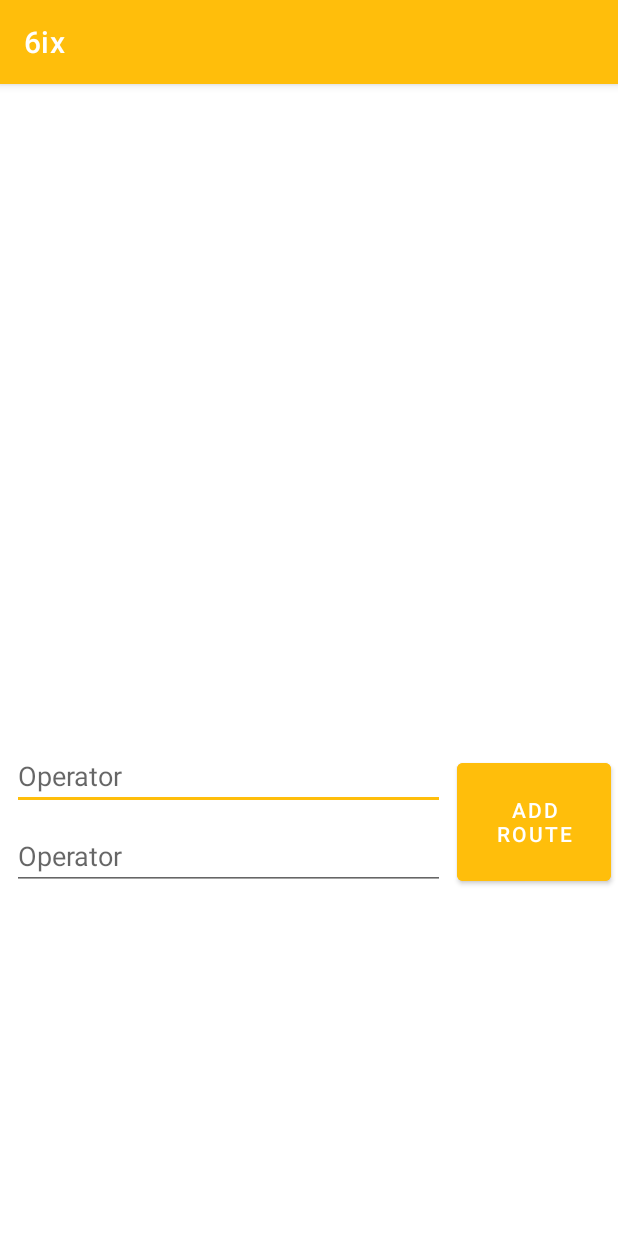
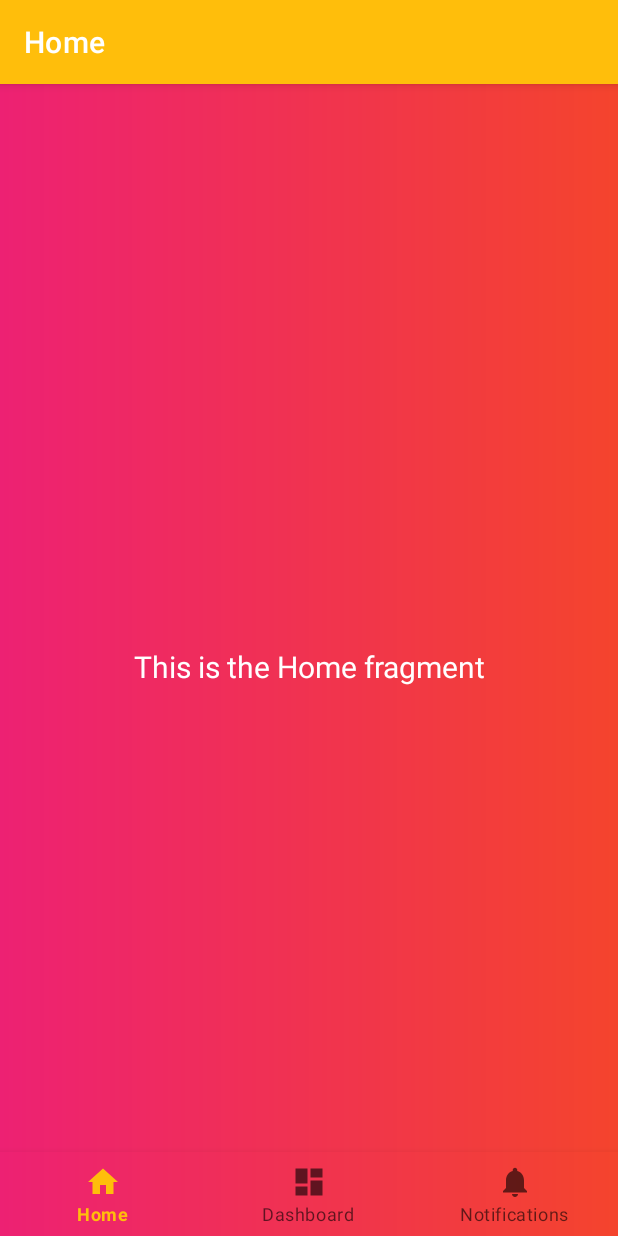
Before and after one commit to arunabhdas/platform6ix, an Android app: the screen it shows after launch (DashboardActivity), on a phone screen of 412 x 824 dp. Run offline under Robolectric (Android 15) with nearby library versions, the phone set to English and light mode, and no system bars; our stand-ins replace navigation-ui.

Commit message:
Created tab bar

```diff
--- a/platform6ix-android/app/src/main/AndroidManifest.xml
+++ b/platform6ix-android/app/src/main/AndroidManifest.xml
@@ -10,6 +10,7 @@
         android:theme="@style/Theme.Platform6ix">
         <activity
             android:name=".activities.DashboardActivity"
+            android:screenOrientation="portrait"
             android:exported="true">
             <intent-filter>
                 <action android:name="android.intent.action.MAIN" />
--- a/platform6ix-android/app/src/main/java/com/platform6ix/platform6ix/activities/DashboardActivity.kt
+++ b/platform6ix-android/app/src/main/java/com/platform6ix/platform6ix/activities/DashboardActivity.kt
@@ -2,11 +2,34 @@ package com.platform6ix.platform6ix.activities
 
 import androidx.appcompat.app.AppCompatActivity
 import android.os.Bundle
+import androidx.navigation.findNavController
+import androidx.navigation.ui.AppBarConfiguration
+import androidx.navigation.ui.setupActionBarWithNavController
+import androidx.navigation.ui.setupWithNavController
+import com.google.android.material.bottomnavigation.BottomNavigationView
 import com.platform6ix.platform6ix.R
 
 class DashboardActivity : AppCompatActivity() {
     override fun onCreate(savedInstanceState: Bundle?) {
         super.onCreate(savedInstanceState)
-        setContentView(R.layout.activity_routes)
+        setContentView(R.layout.activity_dashboard)
+
+        val navView: BottomNavigationView = findViewById(R.id.nav_view)
+
+        val navController = findNavController(R.id.nav_host_fragment)
+
+        // Pass each menuId as a set of Ids because each menu
+        // should be considered as a top level destination
+
+        val appBarConfiguration = AppBarConfiguration(
+            setOf(
+                R.id.navigation_home,
+                R.id.navigation_dashboard,
+                R.id.navigation_notifications
+            )
+        )
+        setupActionBarWithNavController(navController, appBarConfiguration)
+
+        navView.setupWithNavController(navController)
     }
 }
--- a/platform6ix-android/app/src/main/java/com/platform6ix/platform6ix/fragments/notifications/NotificationsFragment.kt
+++ b/platform6ix-android/app/src/main/java/com/platform6ix/platform6ix/fragments/notifications/NotificationsFragment.kt
@@ -25,10 +25,12 @@ class NotificationsFragment : Fragment() {
         val textView: TextView = root.findViewById(R.id.text_notifications)
         textView.text = "This is the Notifications fragment"
 
+        /* TODO-FIXME-DEBUG
         val btnLogout: Button = root.findViewById(R.id.btnLogout)
         btnLogout.setOnClickListener {
             activity?.finish()
         }
+         */
         return root
     }
 
--- a/platform6ix-android/app/src/main/res/navigation/mobile_navigation.xml
+++ b/platform6ix-android/app/src/main/res/navigation/mobile_navigation.xml
@@ -19,7 +19,7 @@
 
     <fragment
         android:id="@+id/navigation_notifications"
-        android:name="NotificationsFragment"
+        android:name="com.platform6ix.platform6ix.fragments.notifications.NotificationsFragment"
         android:label="@string/title_notifications"
         tools:layout="@layout/fragment_notifications" />
 </navigation>
```
Also changed, not shown: platform6ix-android/app/src/main/java/com/platform6ix/platform6ix/activities/RoutesActivity.kt (added, +16 -0 lines).
